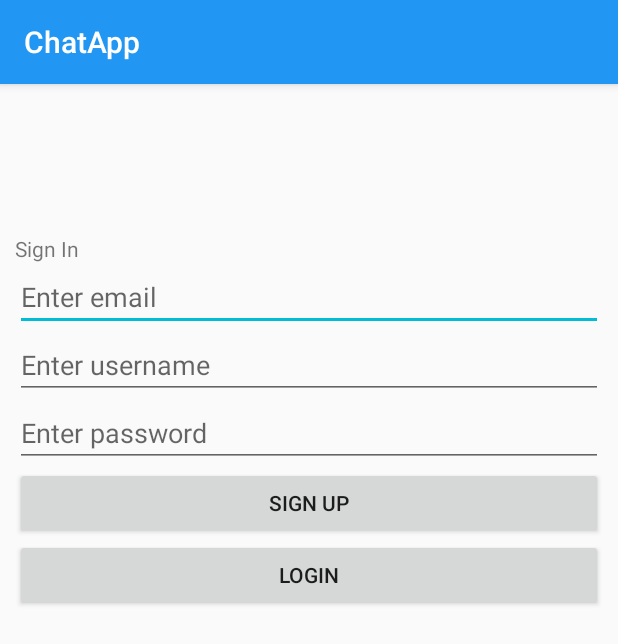
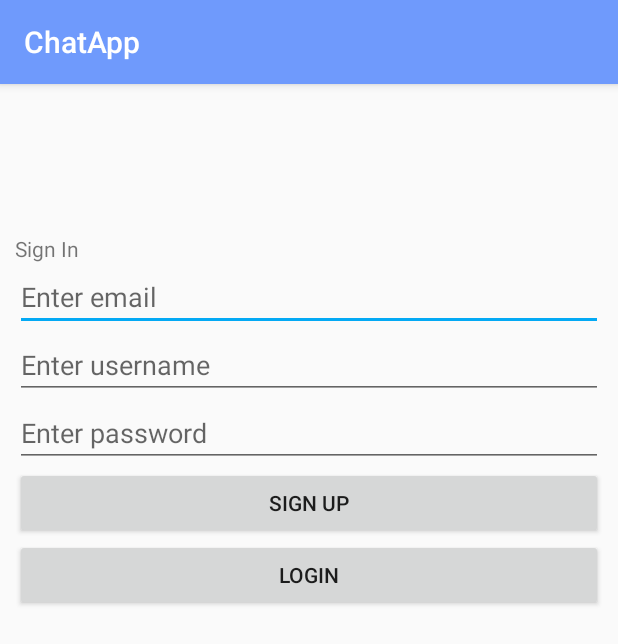
Before and after one commit to DBprod/ChatApp, an Android app: the screen it shows after launch (RegisterActivity), on a phone screen of 412 x 824 dp. Shown: the top 644 px of the screen. Run offline under Robolectric (Android 15) with nearby library versions, the phone set to English and light mode, and no system bars; our stand-ins replace Firebase (no records; nobody signed in at launch, a user with empty details on screens opened directly).

Commit message:
changes color of ActionBar

```diff
--- a/app/src/main/java/com/example/chatapp/RegisterActivity.java
+++ b/app/src/main/java/com/example/chatapp/RegisterActivity.java
@@ -50,7 +50,7 @@ public class RegisterActivity extends AppCompatActivity {
                         current_user_db.child("name").setValue(name_content);
                         current_user_db.child("uid").setValue(mAuth.getUid());
 
-                        startActivity(new Intent(RegisterActivity.this,LoginActivity.class));
+                        startActivity(new Intent(RegisterActivity.this,MainActivity.class));
                     }
                 }
             });
--- a/app/src/main/res/values/colors.xml
+++ b/app/src/main/res/values/colors.xml
@@ -1,6 +1,6 @@
 <?xml version="1.0" encoding="utf-8"?>
 <resources>
-    <color name="colorPrimary">#2196F3</color>
-    <color name="colorPrimaryDark">#2196F3</color>
-    <color name="colorAccent">#00BCD4</color>
+    <color name="colorPrimary">#6F9AFC</color>
+    <color name="colorPrimaryDark">#6F9AFC</color>
+    <color name="colorAccent">#03A9F4</color>
 </resources>
```
